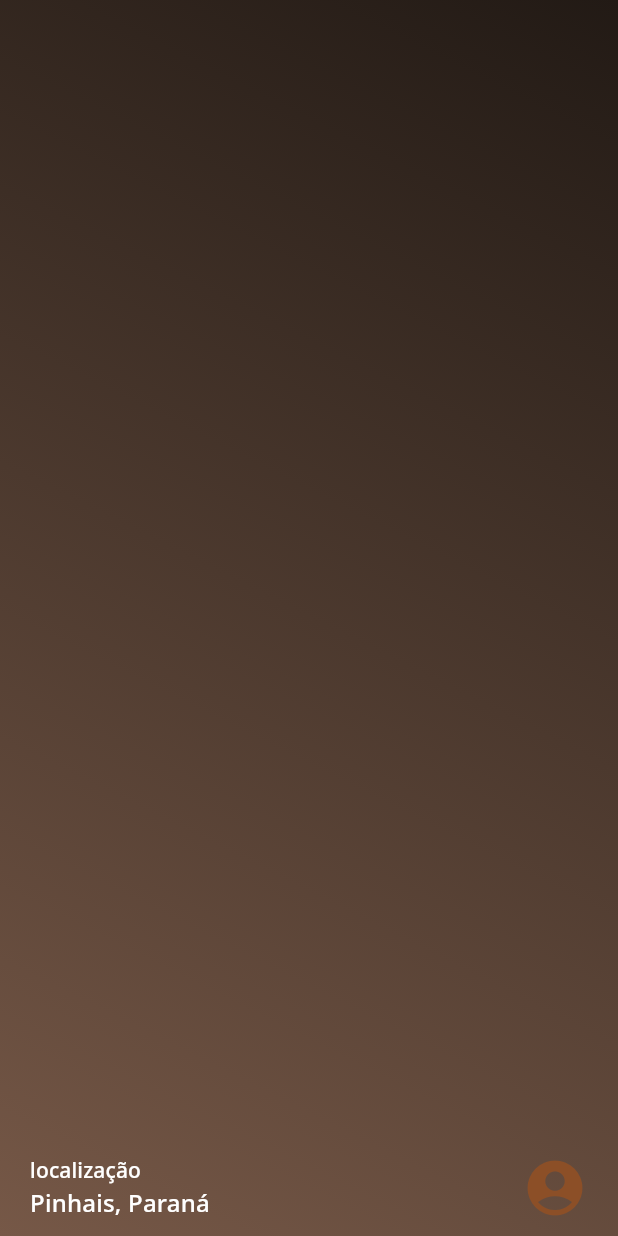
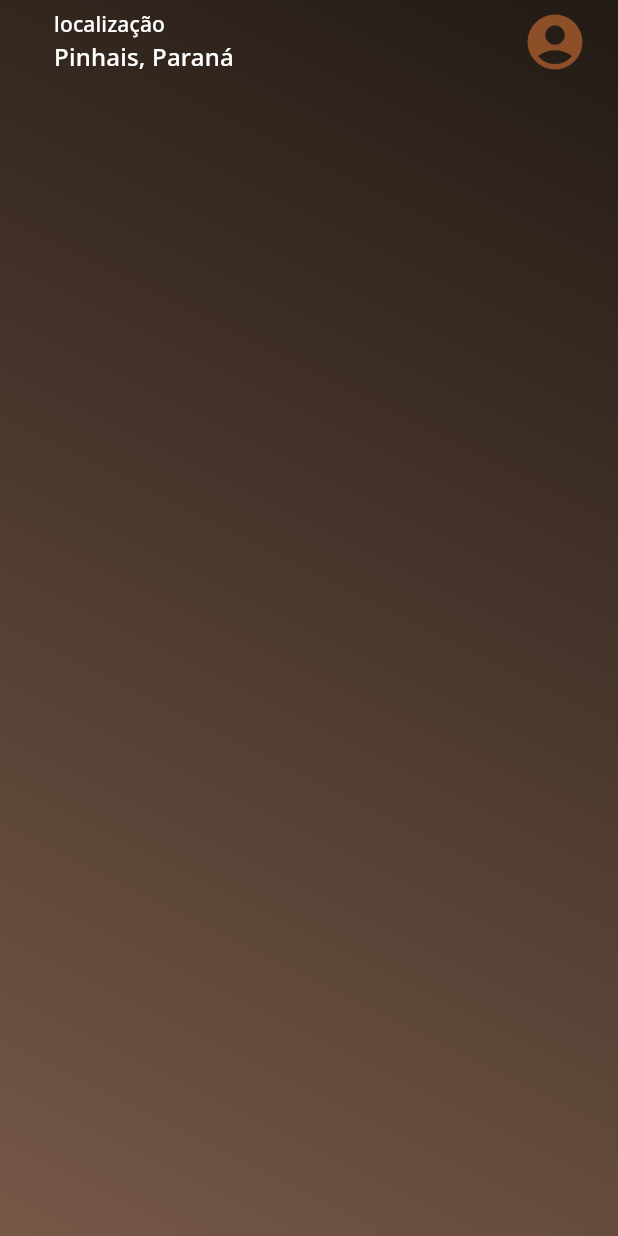
Before and after one commit to andreyrv18/CafePraJa, a Flutter app: the AppBarWidget widget shown alone on an empty page, opened directly, on a phone screen of 412 x 824 dp. Run offline on Flutter 3.47's test engine with Material 3 defaults, Android fonts, the phone set to English and light mode, and no system bars; our stand-ins replace google_fonts.

Commit message:
refactor: simplifica a estrutura do AppBarWidget e remove código desnecessário

```diff
--- a/lib/widgets/app_bar_widget.dart
+++ b/lib/widgets/app_bar_widget.dart
@@ -21,18 +21,34 @@ class AppBarWidget extends StatelessWidget implements PreferredSizeWidget {
           ),
         ),
       ),
-      bottom: PreferredSize(
-        preferredSize: const Size.fromHeight(20.0),
-        child: Transform.translate(
-          offset: const Offset(0, -10), // Move o conteúdo 25 pixels para cima
-          child: Padding(
+      actions: [
+        Container(
+          padding: const EdgeInsets.symmetric(horizontal: 20.0),
+          child: SizedBox(
+            height: 44,
+            width: 44,
+            child: ClipRRect(
+              borderRadius: BorderRadius.circular(10),
+              child: Icon(
+                Icons.account_circle,
+                color: Theme.of(context).colorScheme.primary,
+                size: 44,
+              ),
+            ),
+          ),
+        ),
+      ],
+      title: Container(
         padding: const EdgeInsets.symmetric(horizontal: 20.0),
         child: Row(
-              crossAxisAlignment: CrossAxisAlignment.start,
-              mainAxisAlignment: MainAxisAlignment.spaceBetween,
+          mainAxisSize: MainAxisSize.min,
+          crossAxisAlignment: CrossAxisAlignment.center,
+          // mainAxisAlignment: MainAxisAlignment.spaceBetween,
           children: [
             Column(
+              mainAxisSize: MainAxisSize.min,
               crossAxisAlignment: CrossAxisAlignment.start,
+              // mainAxisAlignment: MainAxisAlignment.spaceBetween,
               children: [
                 Text(
                   "localização",
@@ -48,21 +64,7 @@ class AppBarWidget extends StatelessWidget implements PreferredSizeWidget {
                 ),
               ],
             ),
-                SizedBox(
-                  height: 44,
-                  width: 44,
-                  child: ClipRRect(
-                    borderRadius: BorderRadius.circular(10),
-                    child: Icon(
-                      Icons.account_circle,
-                      color: Theme.of(context).colorScheme.primary,
-                      size: 44,
-                    ),
-                  ),
-                ),
           ],
-            ),
-          ),
         ),
       ),
     );
```
Lines whose indentation alone changed are shown as unchanged.
